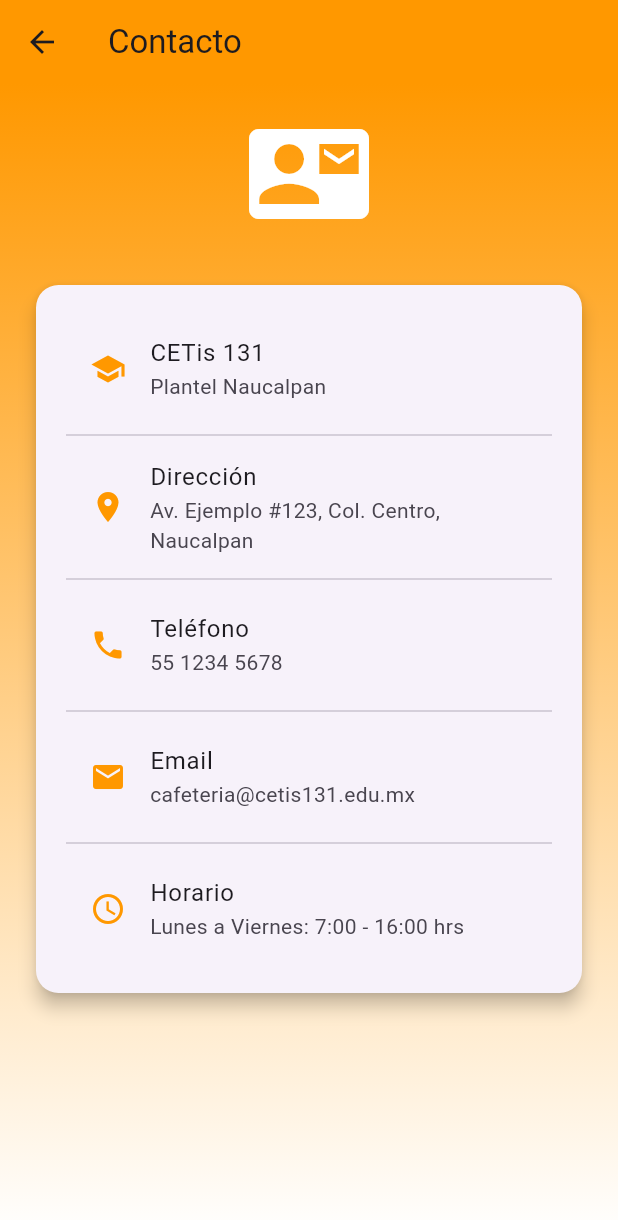
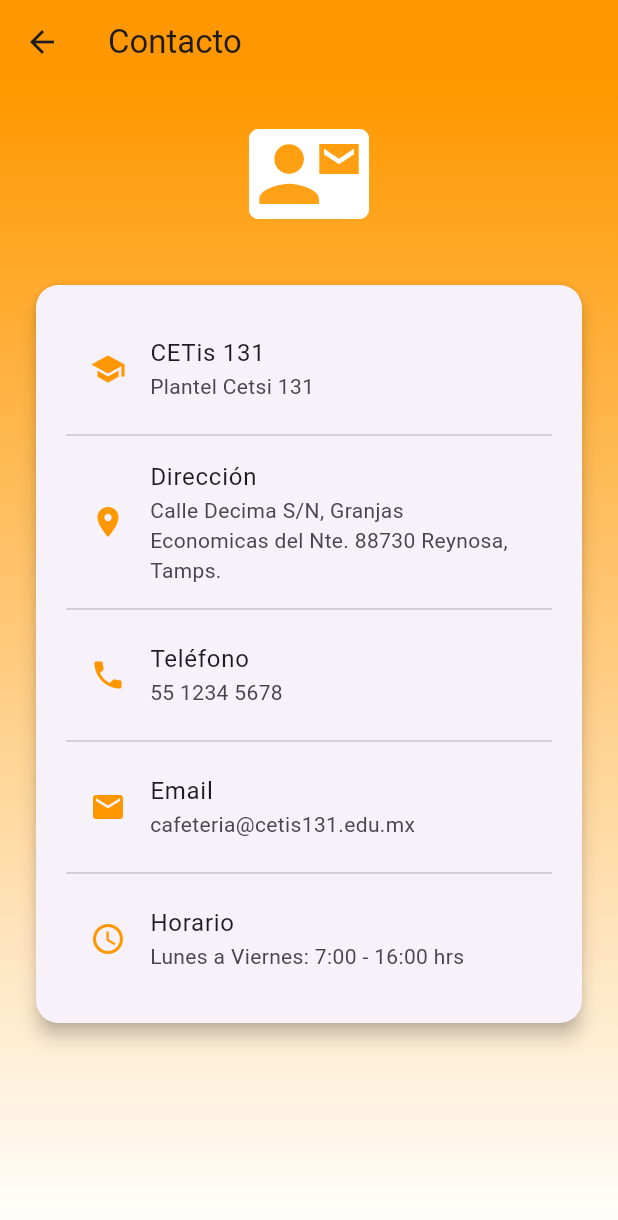
Before and after one commit to a23328061310391-cyber/cafeteria_cetis131, a Flutter app: the ContactoScreen screen opened by its route, on a phone screen of 412 x 824 dp. Shown: the top 1220 px of the screen. Run offline on Flutter 3.47's test engine with Material 3 defaults, Android fonts, the phone set to English and light mode, and no system bars.

Commit message:
Cambiar texto plantel

```diff
--- a/lib/screens/contacto_screen.dart
+++ b/lib/screens/contacto_screen.dart
@@ -43,13 +43,13 @@
                       ListTile(
                         leading: const Icon(Icons.school, color: Colors.orange),
                         title: const Text('CETis 131'),
-                        subtitle: const Text('Plantel Naucalpan'),
+                        subtitle: const Text('Plantel Cetsi 131'),
                       ),
                       const Divider(),
                       ListTile(
                         leading: const Icon(Icons.location_on, color: Colors.orange),
                         title: const Text('Dirección'),
-                        subtitle: const Text('Av. Ejemplo #123, Col. Centro, Naucalpan'),
+                        subtitle: const Text('Calle Decima S/N, Granjas Economicas del Nte. 88730 Reynosa, Tamps.'),
                       ),
                       const Divider(),
                       ListTile(
```
Also changed, not shown: 11 other files.
